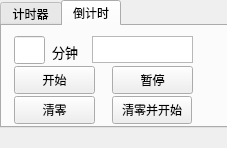
Qt form TimerXdd/TimerXdd.ui (xdd1997/PythonXdd) before a commit.
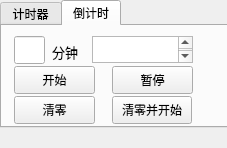
The same form after that commit. The open tabs and pages were chosen to show the change.

The edit to the form file:
```diff
--- a/TimerXdd/TimerXdd.ui
+++ b/TimerXdd/TimerXdd.ui
@@ -146,6 +146,13 @@
        <height>27</height>
       </rect>
      </property>
+     <property name="font">
+      <font>
+       <pointsize>11</pointsize>
+       <weight>75</weight>
+       <bold>true</bold>
+      </font>
+     </property>
     </widget>
     <widget class="QLineEdit" name="lineEdit">
      <property name="geometry">
```
Left out of the diff: 2 changed lines with no effect on the pictures.
